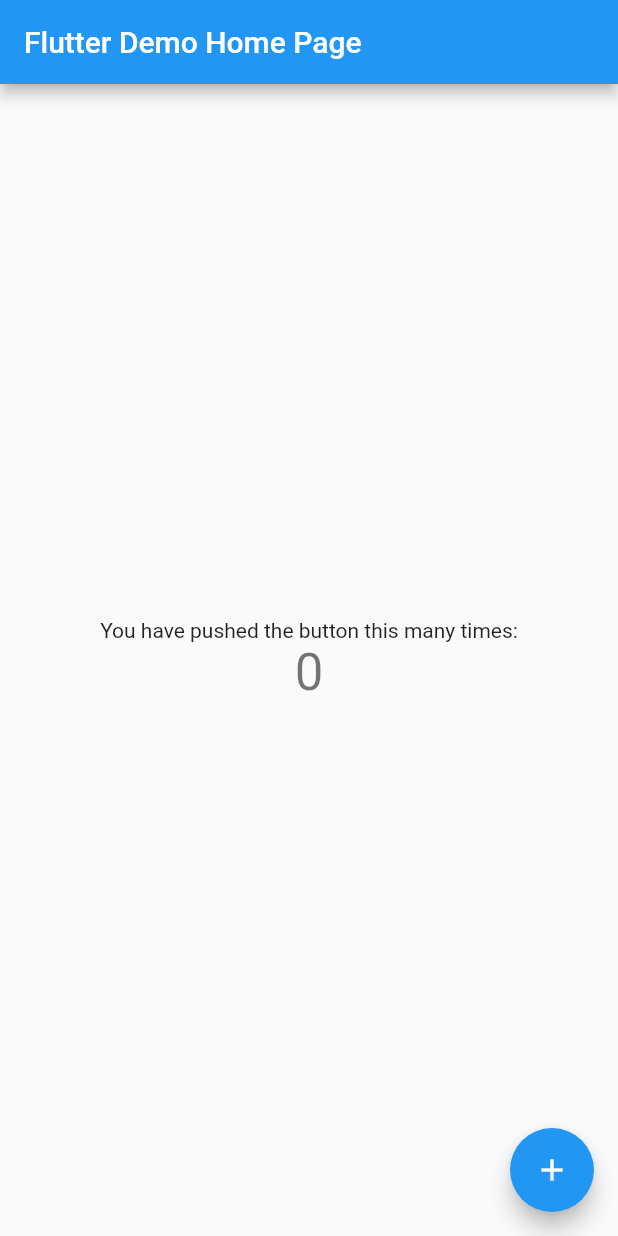
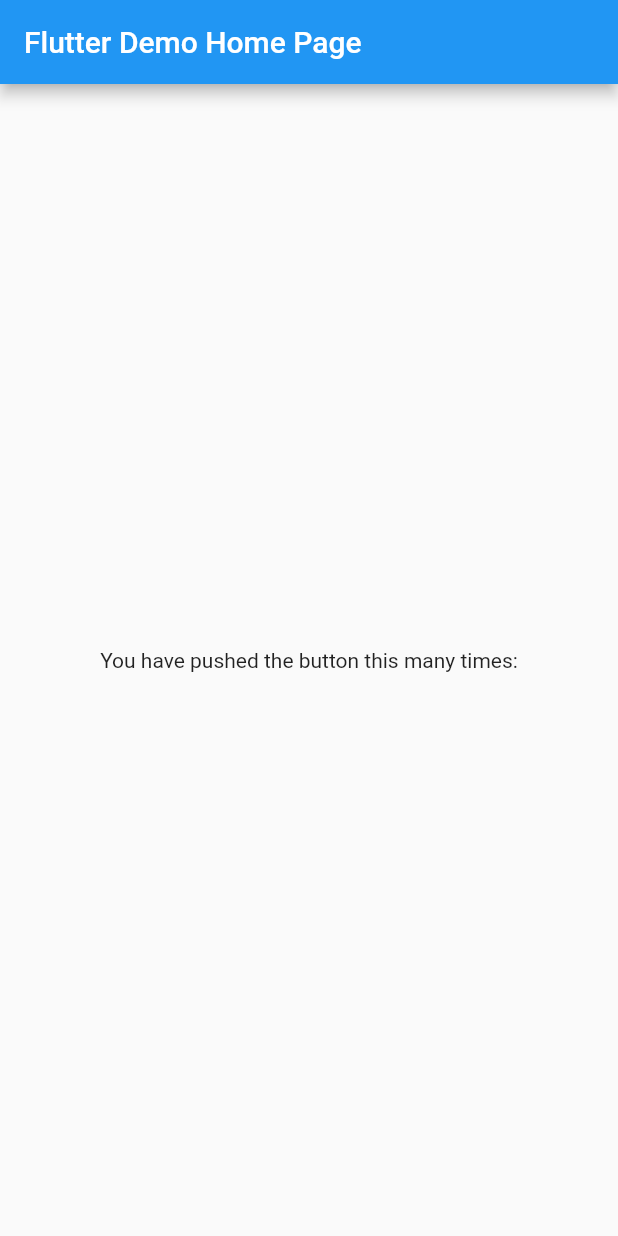
Before and after one commit to CedricLphn/flutter_week, a Flutter app: the screen it shows after launch, on a phone screen of 412 x 824 dp. Run offline on Flutter 3.47's test engine with Material 2 defaults, Android fonts, the phone set to English and light mode, and no system bars.

Commit message:
CLEAR: homepage

```diff
--- a/musicweek/lib/views/home.dart
+++ b/musicweek/lib/views/home.dart
@@ -7,15 +7,6 @@ class Home extends StatelessWidget {
     return MaterialApp(
       title: 'Flutter Demo',
       theme: ThemeData(
-        // This is the theme of your application.
-        //
-        // Try running your application with "flutter run". You'll see the
-        // application has a blue toolbar. Then, without quitting the app, try
-        // changing the primarySwatch below to Colors.green and then invoke
-        // "hot reload" (press "r" in the console where you ran "flutter run",
-        // or simply save your changes to "hot reload" in a Flutter IDE).
-        // Notice that the counter didn't reset back to zero; the application
-        // is not restarted.
         primarySwatch: Colors.blue,
       ),
       home: MyHomePage(title: 'Flutter Demo Home Page'),
@@ -26,15 +17,6 @@ class Home extends StatelessWidget {
 class MyHomePage extends StatefulWidget {
   MyHomePage({Key key, this.title}) : super(key: key);
 
-  // This widget is the home page of your application. It is stateful, meaning
-  // that it has a State object (defined below) that contains fields that affect
-  // how it looks.
-
-  // This class is the configuration for the state. It holds the values (in this
-  // case the title) provided by the parent (in this case the App widget) and
-  // used by the build method of the State. Fields in a Widget subclass are
-  // always marked "final".
-
   final String title;
 
   @override
@@ -42,68 +24,23 @@ class MyHomePage extends StatefulWidget {
 }
 
 class _MyHomePageState extends State<MyHomePage> {
-  int _counter = 0;
-
-  void _incrementCounter() {
-    setState(() {
-      // This call to setState tells the Flutter framework that something has
-      // changed in this State, which causes it to rerun the build method below
-      // so that the display can reflect the updated values. If we changed
-      // _counter without calling setState(), then the build method would not be
-      // called again, and so nothing would appear to happen.
-      _counter++;
-    });
-  }
 
   @override
   Widget build(BuildContext context) {
-    // This method is rerun every time setState is called, for instance as done
-    // by the _incrementCounter method above.
-    //
-    // The Flutter framework has been optimized to make rerunning build methods
-    // fast, so that you can just rebuild anything that needs updating rather
-    // than having to individually change instances of widgets.
     return Scaffold(
       appBar: AppBar(
-        // Here we take the value from the MyHomePage object that was created by
-        // the App.build method, and use it to set our appbar title.
         title: Text(widget.title),
       ),
       body: Center(
-        // Center is a layout widget. It takes a single child and positions it
-        // in the middle of the parent.
         child: Column(
-          // Column is also a layout widget. It takes a list of children and
-          // arranges them vertically. By default, it sizes itself to fit its
-          // children horizontally, and tries to be as tall as its parent.
-          //
-          // Invoke "debug painting" (press "p" in the console, choose the
-          // "Toggle Debug Paint" action from the Flutter Inspector in Android
-          // Studio, or the "Toggle Debug Paint" command in Visual Studio Code)
-          // to see the wireframe for each widget.
-          //
-          // Column has various properties to control how it sizes itself and
-          // how it positions its children. Here we use mainAxisAlignment to
-          // center the children vertically; the main axis here is the vertical
-          // axis because Columns are vertical (the cross axis would be
-          // horizontal).
           mainAxisAlignment: MainAxisAlignment.center,
           children: <Widget>[
             Text(
               'You have pushed the button this many times:',
-            ),
-            Text(
-              '$_counter',
-              style: Theme.of(context).textTheme.headline4,
-            ),
+            )
           ],
         ),
-      ),
-      floatingActionButton: FloatingActionButton(
-        onPressed: _incrementCounter,
-        tooltip: 'Increment',
-        child: Icon(Icons.add),
-      ), // This trailing comma makes auto-formatting nicer for build methods.
+      )
     );
   }
 }
```
